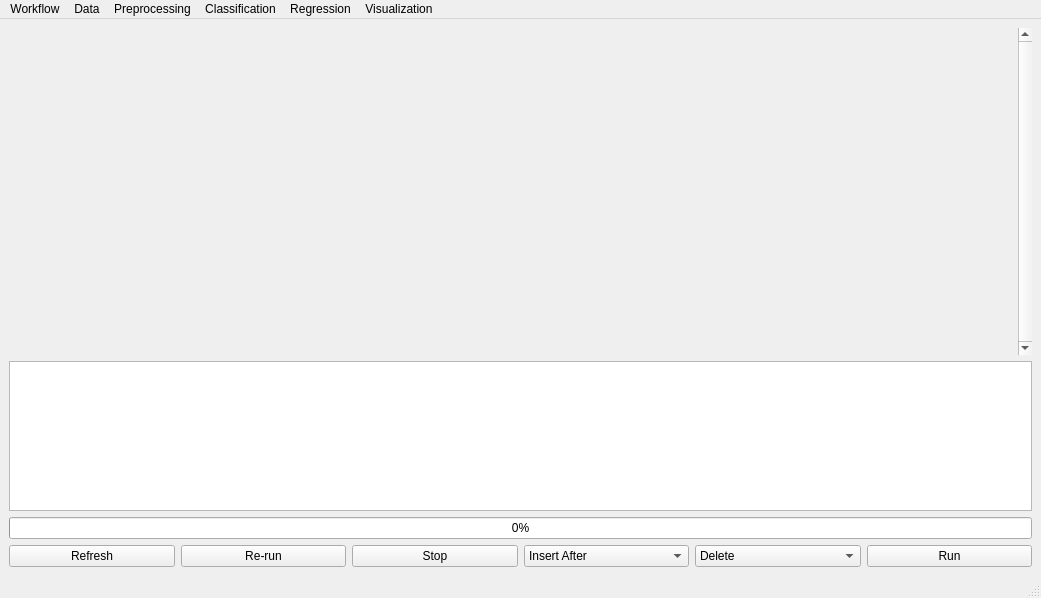
Qt form ui/MainWindow.ui (europlanet-gmap/PyHAT_Point_Spectra_GUI) before a commit.
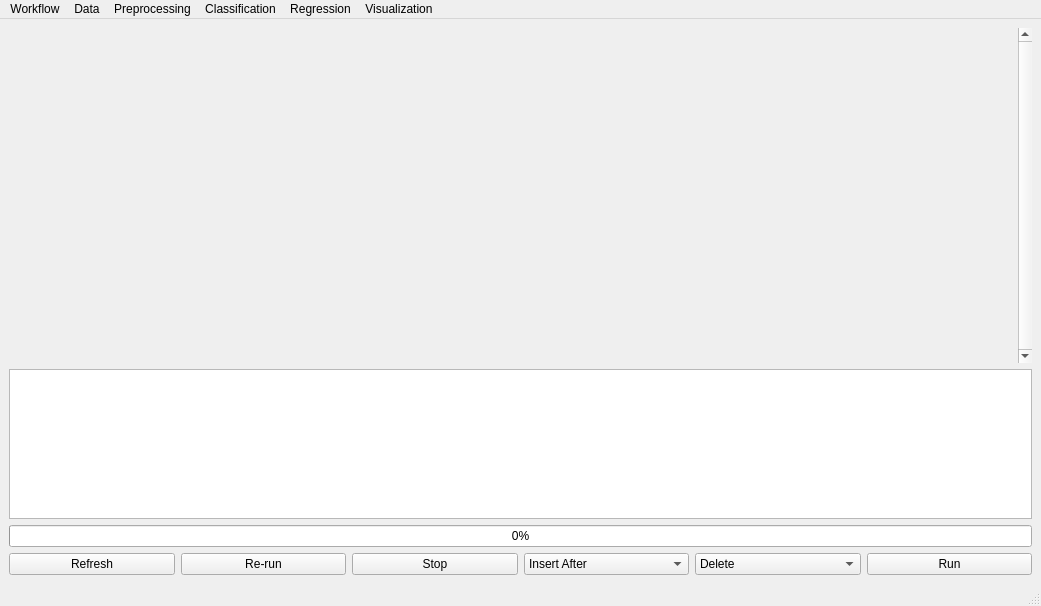
The same form after that commit.

The edit to the form file:
```diff
--- a/ui/MainWindow.ui
+++ b/ui/MainWindow.ui
@@ -7,7 +7,7 @@
     <x>0</x>
     <y>0</y>
     <width>1041</width>
-    <height>598</height>
+    <height>606</height>
    </rect>
   </property>
   <property name="windowTitle">
@@ -41,7 +41,7 @@
          <x>0</x>
          <y>0</y>
          <width>954</width>
-         <height>166</height>
+         <height>174</height>
         </rect>
        </property>
        <layout class="QVBoxLayout" name="verticalLayout_2"/>
```
Left out of the diff: 6 changed lines with no effect on the pictures.
